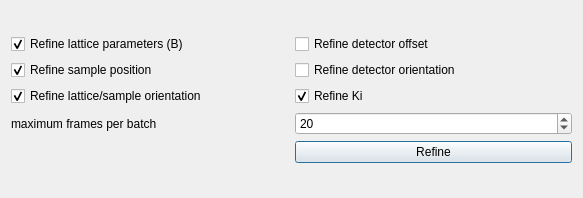
This is apps/nsxqt/ui/DialogRefiner.ui in k61n/openhkl as Qt 5 draws it before an edit. The edited form follows.
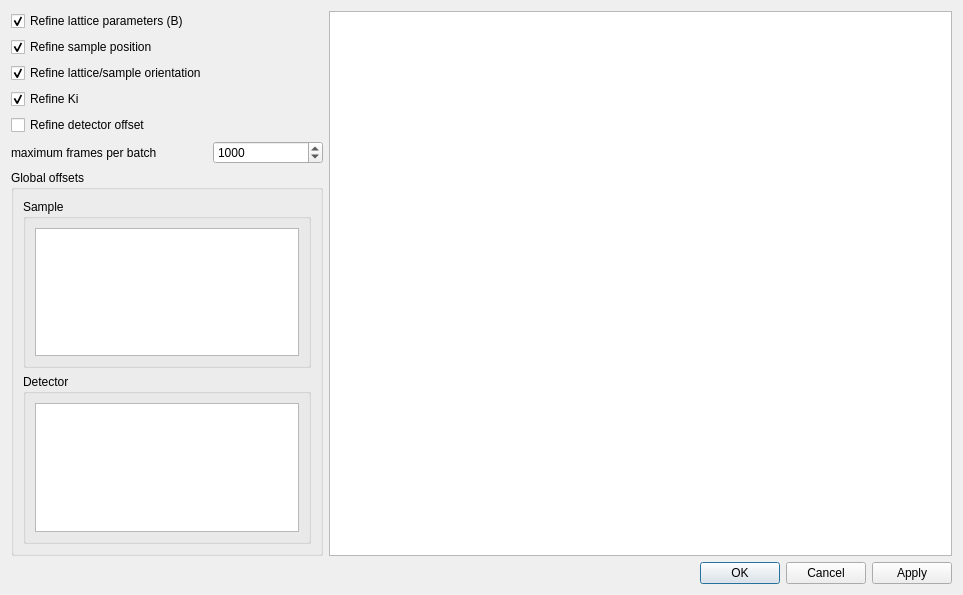
This is the edited form. Custom widgets are drawn as their Qt base class.

Commit message: Added a peak table view to dialog refiner

The edit to the form file:
```diff
--- a/apps/nsxqt/ui/DialogRefiner.ui
+++ b/apps/nsxqt/ui/DialogRefiner.ui
@@ -6,8 +6,8 @@
    <rect>
     <x>0</x>
     <y>0</y>
-    <width>583</width>
-    <height>198</height>
+    <width>963</width>
+    <height>595</height>
    </rect>
   </property>
   <property name="windowTitle">
@@ -16,9 +16,13 @@
   <property name="styleSheet">
    <string notr="true"/>
   </property>
-  <layout class="QGridLayout" name="gridLayout_2">
-   <item row="0" column="0">
-    <layout class="QGridLayout" name="gridLayout">
+  <layout class="QVBoxLayout" name="verticalLayout_4">
+   <item>
+    <layout class="QHBoxLayout" name="horizontalLayout" stretch="1,2">
+     <item>
+      <layout class="QVBoxLayout" name="verticalLayout">
+       <item>
+        <layout class="QFormLayout" name="formLayout">
      <item row="0" column="0">
       <widget class="QCheckBox" name="checkBoxRefineLattice">
        <property name="text">
@@ -29,37 +33,6 @@
        </property>
       </widget>
      </item>
-     <item row="0" column="1">
-      <widget class="QCheckBox" name="checkBoxRefineDetectorOffset">
-       <property name="text">
-        <string>Refine detector offset</string>
-       </property>
-      </widget>
-     </item>
-     <item row="2" column="1">
-      <widget class="QCheckBox" name="checkBoxRefineKi">
-       <property name="text">
-        <string>Refine Ki</string>
-       </property>
-       <property name="checked">
-        <bool>true</bool>
-       </property>
-      </widget>
-     </item>
-     <item row="1" column="1">
-      <widget class="QCheckBox" name="checkBoxRefineDetectorOrientation">
-       <property name="text">
-        <string>Refine detector orientation</string>
-       </property>
-      </widget>
-     </item>
-     <item row="3" column="0">
-      <widget class="QLabel" name="label">
-       <property name="text">
-        <string>maximum frames per batch</string>
-       </property>
-      </widget>
-     </item>
      <item row="1" column="0">
       <widget class="QCheckBox" name="checkBoxRefineSamplePosition">
        <property name="text">
@@ -80,7 +53,14 @@
        </property>
       </widget>
      </item>
-     <item row="3" column="1">
+         <item row="5" column="0">
+          <widget class="QLabel" name="label">
+           <property name="text">
+            <string>maximum frames per batch</string>
+           </property>
+          </widget>
+         </item>
+         <item row="5" column="1">
       <widget class="QSpinBox" name="spinBoxFramesPerBatch">
        <property name="minimum">
         <number>1</number>
@@ -89,21 +69,85 @@
         <number>10000</number>
        </property>
        <property name="value">
-        <number>20</number>
+            <number>1000</number>
        </property>
       </widget>
      </item>
-     <item row="4" column="1">
-      <widget class="QPushButton" name="pushButtonRefine">
+         <item row="3" column="0">
+          <widget class="QCheckBox" name="checkBoxRefineKi">
        <property name="text">
-        <string>Refine</string>
-       </property>
-      </widget>
-     </item>
-    </layout>
-   </item>
-  </layout>
- </widget>
+            <string>Refine Ki</string>
+           </property>
+           <property name="checked">
+            <bool>true</bool>
+           </property>
+          </widget>
+         </item>
+         <item row="4" column="0">
+          <widget class="QCheckBox" name="checkBoxRefineDetectorOffset">
+           <property name="text">
+            <string>Refine detector offset</string>
+           </property>
+          </widget>
+         </item>
+        </layout>
+       </item>
+       <item>
+        <widget class="QGroupBox" name="groupBox">
+         <property name="title">
+          <string>Global offsets</string>
+         </property>
+         <layout class="QVBoxLayout" name="verticalLayout_5">
+          <item>
+           <widget class="QGroupBox" name="groupBox_3">
+            <property name="title">
+             <string>Sample</string>
+            </property>
+            <layout class="QVBoxLayout" name="verticalLayout_2">
+             <item>
+              <widget class="QTableWidget" name="sample_offsets"/>
+             </item>
+            </layout>
+           </widget>
+          </item>
+          <item>
+           <widget class="QGroupBox" name="groupBox_2">
+            <property name="title">
+             <string>Detector</string>
+            </property>
+            <layout class="QVBoxLayout" name="verticalLayout_3">
+             <item>
+              <widget class="QTableWidget" name="detector_offsets"/>
+             </item>
+            </layout>
+           </widget>
+          </item>
+         </layout>
+        </widget>
+       </item>
+      </layout>
+     </item>
+     <item>
+      <widget class="PeakTableView" name="peaks"/>
+     </item>
+    </layout>
+   </item>
+   <item>
+    <widget class="QDialogButtonBox" name="actions">
+     <property name="standardButtons">
+      <set>QDialogButtonBox::Apply|QDialogButtonBox::Cancel|QDialogButtonBox::Ok</set>
+     </property>
+    </widget>
+   </item>
+  </layout>
+ </widget>
+ <customwidgets>
+  <customwidget>
+   <class>PeakTableView</class>
+   <extends>QTableView</extends>
+   <header>PeakTableView.h</header>
+  </customwidget>
+ </customwidgets>
  <resources/>
  <connections/>
 </ui>
```
Lines whose indentation alone changed are shown as unchanged. The commit also changes 5 other files.
